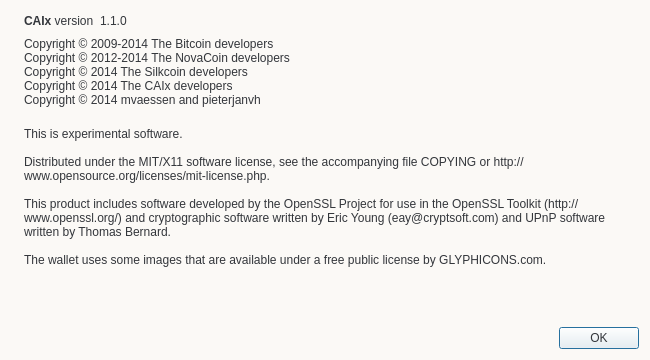
Lefter1s/CAIx, file src/qt/forms/aboutdialog.ui: the form before one commit.
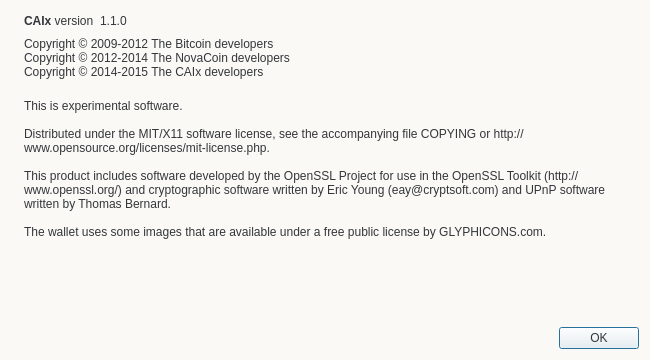
The form after the commit. Icons and pictures are not drawn.

Patch:
```diff
--- a/src/qt/forms/aboutdialog.ui
+++ b/src/qt/forms/aboutdialog.ui
@@ -90,11 +90,9 @@
         <string notr="true">font-family:(&quot;:/fonts/OpenSansSemiBold&quot;);</string>
        </property>
        <property name="text">
-        <string>Copyright © 2009-2014 The Bitcoin developers
+        <string>Copyright © 2009-2012 The Bitcoin developers
 Copyright © 2012-2014 The NovaCoin developers
-Copyright © 2014 The Silkcoin developers
-Copyright © 2014 The CAIx developers
-Copyright © 2014 mvaessen and pieterjanvh</string>
+Copyright © 2014-2015 The CAIx developers</string>
        </property>
        <property name="textInteractionFlags">
         <set>Qt::LinksAccessibleByMouse|Qt::TextSelectableByKeyboard|Qt::TextSelectableByMouse</set>
```
